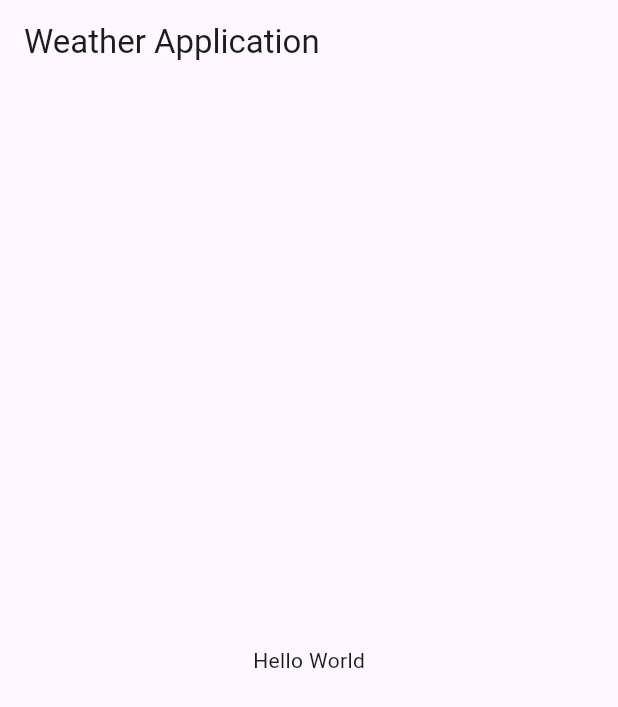
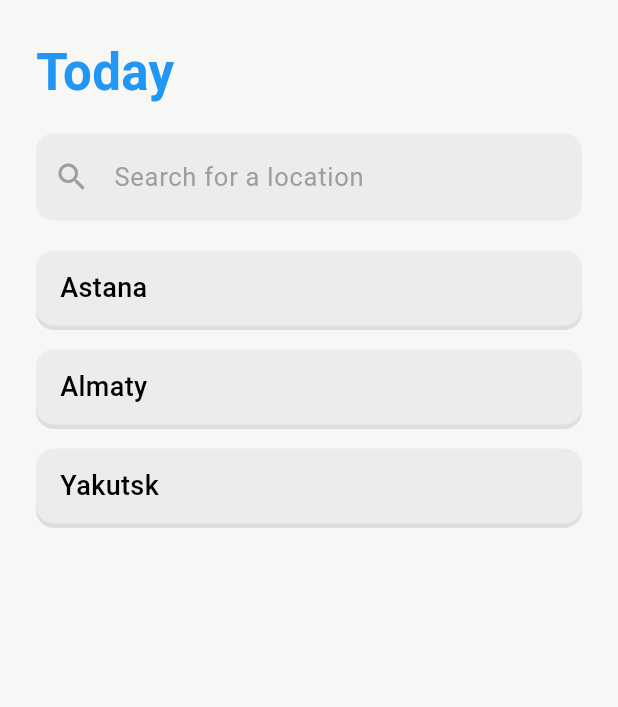
Before and after one commit to k4zann/weather_app, a Flutter app: the screen it shows after launch, on a phone screen of 412 x 824 dp. Shown: the top 707 px of the screen. Run offline on Flutter 3.47's test engine with Material 3 defaults, Android fonts, the phone set to English and light mode, and no system bars; our stand-ins replace awesome_extensions.

Commit message:
modif: added folder architecture
Added the files, constant values (styles, color), themeProvider, first design of the citylistpage

```diff
--- /dev/null
+++ b/lib/core/constants/app_colors.dart
@@ -0,0 +1,38 @@
+import 'package:flutter/material.dart';
+import 'package:provider/provider.dart';
+import 'package:weather_app/features/app/theme_provider.dart';
+
+class AppColors {
+  static Color primaryColor(BuildContext context) =>
+      Provider.of<ThemeProviderNotifier>(context).isDarkMode
+          ? const Color(0xff2196f3)
+          : AppColors.black;
+
+  static Color black = const Color(0xff000000);
+
+  static Color white = const Color(0xffffffff);
+
+  static Color grey = const Color(0xff9e9e9e);
+
+  static Color greyLight = const Color(0xffe0e0e0);
+
+  static Color greyDark = const Color(0xff616161);
+
+  static Color blue = const Color(0xff2196f3);
+
+  static Color red = const Color(0xffe57373);
+
+  static Color green = const Color(0xff81c784);
+
+  static Color yellow = const Color(0xffffeb3b);
+
+  static Color scaffoldBackgroundColor(BuildContext context) =>
+      Provider.of<ThemeProviderNotifier>(context).isDarkMode
+          ? const Color(0xff141414)
+          : const Color(0xfff7f7f6);
+
+  static Color backgroundColor(BuildContext context) =>
+      Provider.of<ThemeProviderNotifier>(context).isDarkMode
+          ? const Color(0xff272727)
+          : const Color.fromARGB(255, 236, 236, 236);
+}
--- /dev/null
+++ b/lib/core/constants/app_text_styles.dart
@@ -0,0 +1,33 @@
+import 'package:flutter/material.dart';
+
+class AppTextStyles {
+  static const TextStyle todayTitle = TextStyle(
+    fontSize: 34,
+    fontWeight: FontWeight.w600,
+    color: Colors.blue,
+  );
+
+  static const TextStyle searchPlaceholder = TextStyle(
+    fontSize: 17,
+    fontWeight: FontWeight.w400,
+    color: Colors.grey,
+  );
+
+  static const TextStyle cityName = TextStyle(
+    fontSize: 18,
+    fontWeight: FontWeight.w500,
+    color: Colors.black,
+  );
+
+  static const TextStyle weatherCondition = TextStyle(
+    fontSize: 15,
+    fontWeight: FontWeight.w400,
+    color: Colors.grey,
+  );
+
+  static const TextStyle temperature = TextStyle(
+    fontSize: 24,
+    fontWeight: FontWeight.w400,
+    color: Colors.black,
+  );
+}
--- /dev/null
+++ b/lib/features/app/init_app.dart
@@ -0,0 +1,17 @@
+import 'package:flutter/material.dart';
+import 'package:provider/provider.dart';
+import 'package:weather_app/features/app/theme_provider.dart';
+import 'package:weather_app/features/app/ui/app.dart';
+
+void initApp() async {
+  WidgetsFlutterBinding.ensureInitialized();
+
+  runApp(
+    MultiProvider(
+      providers: [
+        ChangeNotifierProvider(create: (_) => ThemeProviderNotifier()),
+      ],
+      child: const MyApp(),
+    ),
+  );
+}
--- /dev/null
+++ b/lib/features/app/theme_provider.dart
@@ -0,0 +1,41 @@
+import 'package:flutter/material.dart';
+import 'package:flutter/scheduler.dart';
+
+class ThemeProviderNotifier extends ChangeNotifier {
+  ThemeMode _themeMode = ThemeMode.system;
+
+  ThemeProviderNotifier() {
+    SchedulerBinding.instance.platformDispatcher.onPlatformBrightnessChanged =
+        _handlePlatformBrightnessChange;
+  }
+
+  ThemeMode get themeMode => _themeMode;
+
+  bool get isDarkMode {
+    if (_themeMode == ThemeMode.system) {
+      final brightness =
+          SchedulerBinding.instance.platformDispatcher.platformBrightness;
+      return brightness == Brightness.dark;
+    } else {
+      return _themeMode == ThemeMode.dark;
+    }
+  }
+
+  void toggleTheme(bool isOn) {
+    _themeMode = isOn ? ThemeMode.dark : ThemeMode.light;
+    notifyListeners();
+  }
+
+  void _handlePlatformBrightnessChange() {
+    if (_themeMode == ThemeMode.system) {
+      notifyListeners();
+    }
+  }
+
+  @override
+  void dispose() {
+    SchedulerBinding.instance.platformDispatcher.onPlatformBrightnessChanged =
+        null;
+    super.dispose();
+  }
+}
--- /dev/null
+++ b/lib/features/app/ui/app.dart
@@ -0,0 +1,27 @@
+import 'package:flutter/material.dart';
+import 'package:provider/provider.dart';
+import 'package:weather_app/features/app/theme_provider.dart';
+import 'package:weather_app/features/weather_page/presentation/pages/city_list_page.dart';
+
+class MyApp extends StatefulWidget {
+  const MyApp({super.key});
+
+  @override
+  State<MyApp> createState() => _MyAppState();
+}
+
+class _MyAppState extends State<MyApp> {
+  @override
+  Widget build(BuildContext context) {
+    return MaterialApp(
+      debugShowCheckedModeBanner: false,
+      title: 'Weather Application',
+      theme: ThemeData(
+        colorScheme: ColorScheme.fromSeed(seedColor: Colors.deepPurple),
+        useMaterial3: true,
+      ),
+      themeMode: Provider.of<ThemeProviderNotifier>(context).themeMode,
+      home: CityListPage(),
+    );
+  }
+}
--- /dev/null
+++ b/lib/features/weather_page/presentation/pages/city_list_page.dart
@@ -0,0 +1,55 @@
+import 'package:awesome_extensions/awesome_extensions.dart';
+import 'package:flutter/material.dart';
+import 'package:weather_app/core/constants/app_colors.dart';
+import 'package:weather_app/core/constants/app_text_styles.dart';
+import 'package:weather_app/features/weather_page/presentation/widgets/weather_tile.dart';
+
+class CityListPage extends StatelessWidget {
+  CityListPage({super.key});
+
+  static const List<String> cities = [
+    'Astana',
+    'Almaty',
+    'Yakutsk',
+  ];
+  final TextEditingController _controller = TextEditingController();
+  @override
+  Widget build(BuildContext context) {
+    return Scaffold(
+      backgroundColor: AppColors.scaffoldBackgroundColor(context),
+      body: SafeArea(
+        child: Column(
+          crossAxisAlignment: CrossAxisAlignment.start,
+          children: [
+            const Text('Today', style: AppTextStyles.todayTitle)
+                .paddingOnly(bottom: 16.0),
+            TextField(
+              controller: _controller,
+              decoration: InputDecoration(
+                hintText: 'Search for a location',
+                hintStyle: AppTextStyles.searchPlaceholder,
+                border: OutlineInputBorder(
+                  borderRadius: BorderRadius.circular(12),
+                  borderSide: BorderSide.none,
+                ),
+                fillColor: AppColors.backgroundColor(context),
+                filled: true,
+                prefixIcon: const Icon(Icons.search, color: Colors.grey),
+              ),
+              onChanged: (value) {},
+            ).paddingOnly(bottom: 20.0),
+            Expanded(
+              child: ListView.builder(
+                itemCount: cities.length,
+                itemBuilder: (context, index) {
+                  return WeatherTile(city: cities[index])
+                      .paddingOnly(bottom: 16.0);
+                },
+              ),
+            ),
+          ],
+        ).paddingAll(24.0),
+      ),
+    );
+  }
+}
--- /dev/null
+++ b/lib/features/weather_page/presentation/widgets/weather_tile.dart
@@ -0,0 +1,40 @@
+import 'package:awesome_extensions/awesome_extensions.dart';
+import 'package:flutter/material.dart';
+import 'package:weather_app/core/constants/app_colors.dart';
+import 'package:weather_app/core/constants/app_text_styles.dart';
+
+class WeatherTile extends StatelessWidget {
+  final String city;
+
+  const WeatherTile({super.key, required this.city});
+
+  @override
+  Widget build(BuildContext context) {
+    return Container(
+      padding: const EdgeInsets.symmetric(horizontal: 16.0, vertical: 12.0),
+      decoration: BoxDecoration(
+        color: AppColors.backgroundColor(context),
+        borderRadius: BorderRadius.circular(12),
+        boxShadow: [
+          BoxShadow(
+            color: Theme.of(context).shadowColor.withOpacity(0.1),
+            offset: const Offset(0, 3),
+          ),
+        ],
+      ),
+      child: Row(
+        mainAxisAlignment: MainAxisAlignment.spaceBetween,
+        children: [
+          Expanded(
+            child: Text(
+              city,
+              style: AppTextStyles.cityName
+                  .copyWith(color: AppColors.primaryColor(context)),
+              overflow: TextOverflow.ellipsis,
+            ),
+          ),
+        ],
+      ),
+    );
+  }
+}
--- a/lib/main.dart
+++ b/lib/main.dart
@@ -1,28 +1,5 @@
-import 'package:flutter/material.dart';
+import 'package:weather_app/features/app/init_app.dart';
 
-void main() {
-  runApp(const MyApp());
+void main() async {
+  initApp();
 }
-
-class MyApp extends StatelessWidget {
-  const MyApp({super.key});
-
-  @override
-  Widget build(BuildContext context) {
-    return MaterialApp(
-      title: 'Weather Application',
-      theme: ThemeData(
-        colorScheme: ColorScheme.fromSeed(seedColor: Colors.deepPurple),
-        useMaterial3: true,
-      ),
-      home: Scaffold(
-        appBar: AppBar(
-          title: const Text('Weather Application'),
-        ),
-        body: const Center(
-          child: Text('Hello World'),
-        ),
-      )
-    );
-  }
-}
```
Also changed, not shown: pubspec.yaml (+16 -5 lines), lib/data/dio_client.dart (added), lib/features/weather_page/data/models/weather_model.dart (added), lib/features/weather_page/data/repo_impl/weather_repository_impl.dart (added), lib/features/weather_page/domain/repo/weather_repository.dart (added), lib/features/weather_page/presentation/bloc/weather_bloc.dart (added), lib/features/weather_page/presentation/bloc/weather_event.dart (added), lib/features/weather_page/presentation/bloc/weather_state.dart (added), lib/features/weather_page/presentation/pages/weather_details_page.dart (added), lib/features/weather_page/presentation/widgets/loading_widget.dart (added), pubspec.lock.
